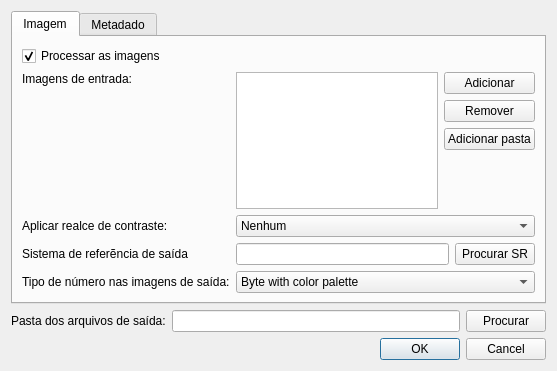
The window that MosaicTools/ui_mosaicTools.ui (dsgoficial/DsgTools) describes before a commit, drawn with Qt 5.
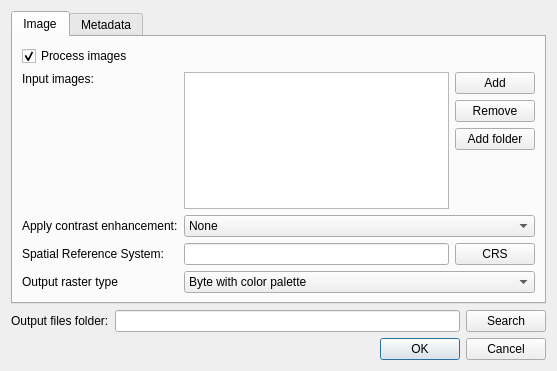
The same window after the commit. The open tabs and pages were chosen to show the change.

```diff
--- a/MosaicTools/ui_mosaicTools.ui
+++ b/MosaicTools/ui_mosaicTools.ui
@@ -21,13 +21,13 @@
      </property>
      <widget class="QWidget" name="tab">
       <attribute name="title">
-       <string>Imagem</string>
+       <string>Image</string>
       </attribute>
       <layout class="QFormLayout" name="formLayout">
        <item row="0" column="0" colspan="2">
         <widget class="QCheckBox" name="checkBox">
          <property name="text">
-          <string>Processar as imagens</string>
+          <string>Process images</string>
          </property>
          <property name="checked">
           <bool>true</bool>
@@ -37,7 +37,7 @@
        <item row="2" column="0">
         <widget class="QLabel" name="label">
          <property name="text">
-          <string>Imagens de entrada:</string>
+          <string>Input images:</string>
          </property>
          <property name="alignment">
           <set>Qt::AlignLeading|Qt::AlignLeft|Qt::AlignTop</set>
@@ -54,21 +54,21 @@
            <item>
             <widget class="QPushButton" name="addButton">
              <property name="text">
-              <string>Adicionar</string>
+              <string>Add</string>
              </property>
             </widget>
            </item>
            <item>
             <widget class="QPushButton" name="removeButton">
              <property name="text">
-              <string>Remover</string>
+              <string>Remove</string>
              </property>
             </widget>
            </item>
            <item>
             <widget class="QPushButton" name="addFolderButton">
              <property name="text">
-              <string>Adicionar pasta</string>
+              <string>Add folder</string>
              </property>
             </widget>
            </item>
@@ -92,7 +92,7 @@
        <item row="8" column="0">
         <widget class="QLabel" name="label_4">
          <property name="text">
-          <string>Sistema de referẽncia de saída</string>
+          <string>Spatial Reference System:</string>
          </property>
         </widget>
        </item>
@@ -104,7 +104,7 @@
          <item>
           <widget class="QPushButton" name="searchSRButton">
            <property name="text">
-            <string>Procurar SR</string>
+            <string>CRS</string>
            </property>
           </widget>
          </item>
@@ -113,7 +113,7 @@
        <item row="11" column="0">
         <widget class="QLabel" name="label_5">
          <property name="text">
-          <string>Tipo de número nas imagens de saída:</string>
+          <string>Output raster type</string>
          </property>
         </widget>
        </item>
@@ -164,7 +164,7 @@
        <item row="5" column="0">
         <widget class="QLabel" name="label_3">
          <property name="text">
-          <string>Aplicar realce de contraste:</string>
+          <string>Apply contrast enhancement:</string>
          </property>
         </widget>
        </item>
@@ -172,7 +172,7 @@
         <widget class="QComboBox" name="stretchComboBox">
          <item>
           <property name="text">
-           <string>Nenhum</string>
+           <string>None</string>
           </property>
          </item>
          <item>
@@ -186,7 +186,7 @@
      </widget>
      <widget class="QWidget" name="tab_2">
       <attribute name="title">
-       <string>Metadado</string>
+       <string>Metadata</string>
       </attribute>
       <layout class="QFormLayout" name="formLayout_2">
        <item row="6" column="0">
@@ -226,7 +226,7 @@
      <item>
       <widget class="QLabel" name="label_6">
        <property name="text">
-        <string>Pasta dos arquivos de saída:</string>
+        <string>Output files folder:</string>
        </property>
       </widget>
      </item>
@@ -236,7 +236,7 @@
      <item>
       <widget class="QPushButton" name="outputFolderButton">
        <property name="text">
-        <string>Procurar</string>
+        <string>Search</string>
        </property>
       </widget>
      </item>
```
Left out of the diff: 12 changed lines with no effect on the pictures.
